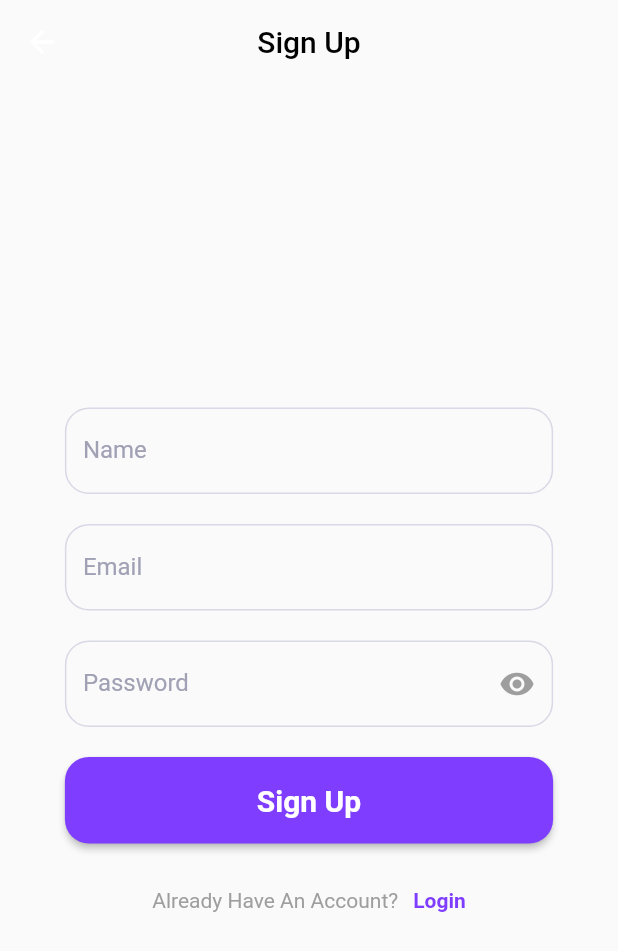
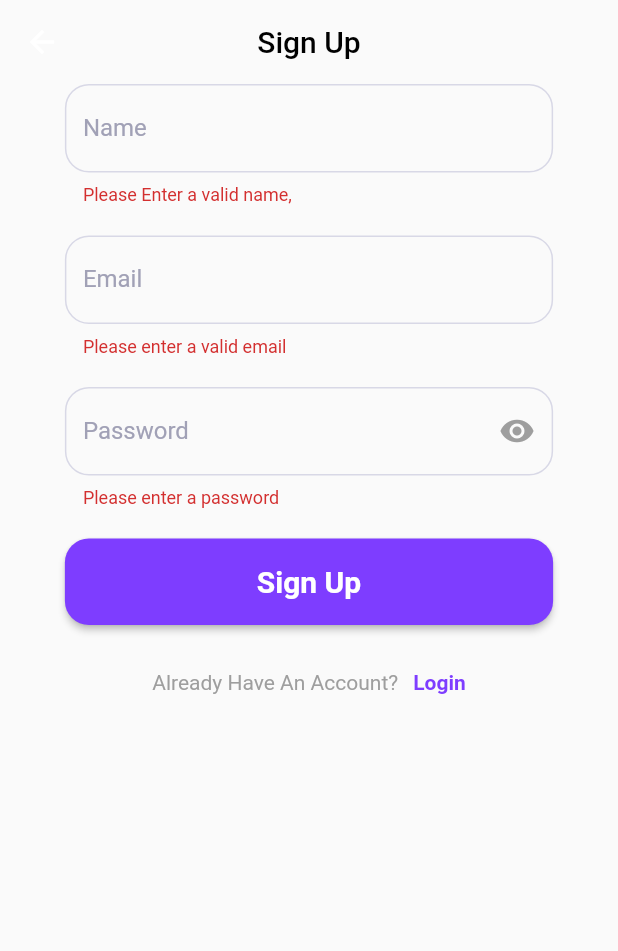
Before and after one commit to rahulsvaz/expense_manager, a Flutter app: the SignUpScreen screen opened directly, after a tap on "Sign Up", on a phone screen of 412 x 824 dp. Shown: the top 951 px of the screen. Run offline on Flutter 3.47's test engine with Material 2 defaults, Android fonts, the phone set to English and light mode, and no system bars; our stand-ins replace get.

Commit message:
validator added

```diff
--- a/lib/main.dart
+++ b/lib/main.dart
@@ -3,7 +3,7 @@ import 'package:flutter/material.dart';
 import 'package:get/get_navigation/get_navigation.dart';
 
 void main() {
-  runApp(MyApp());
+  runApp(const MyApp());
 }
 
 class MyApp extends StatelessWidget {
--- a/lib/view/screens/sign_up_screen.dart
+++ b/lib/view/screens/sign_up_screen.dart
@@ -1,17 +1,20 @@
 import 'package:expense_manager/viewModel/constants/colors/colors.dart';
 import 'package:expense_manager/viewModel/constants/methods/textStyle.dart';
 import 'package:expense_manager/viewModel/controllers/textfieldController.dart';
+import 'package:expense_manager/viewModel/constants/methods/validators.dart';
 import 'package:expense_manager/viewModel/widgets/login_sign_up_button.dart';
 import 'package:expense_manager/viewModel/widgets/size.dart';
 import 'package:expense_manager/viewModel/widgets/text_form_field.dart';
 import 'package:flutter/material.dart';
 import 'package:get/get.dart';
+import 'package:get/get_connect/http/src/utils/utils.dart';
 
 class SignUpScreen extends StatelessWidget {
   const SignUpScreen({super.key});
 
   @override
   Widget build(BuildContext context) {
+    final formKey = GlobalKey<FormState>();
     final TextfieldController surffixController =
         Get.put(TextfieldController());
     return Scaffold(
@@ -24,24 +27,30 @@ class SignUpScreen extends StatelessWidget {
           backgroundColor: Colors.transparent,
           elevation: 0,
         ),
-        body: Column(
+        body: SingleChildScrollView(
+          child: Form(
+            key: formKey,
+            child: Column(
               mainAxisAlignment: MainAxisAlignment.center,
               crossAxisAlignment: CrossAxisAlignment.center,
               children: [
                 const Center(
                   child: UserTextfield(
+                    validator: nameValidator,
                     obscureText: false,
                     label: 'Name',
                   ),
                 ),
                 const Height20(),
                 const UserTextfield(
+                  validator: emailValidator,
                   obscureText: false,
                   label: 'Email',
                 ),
                 const Height20(),
                 Obx(
                   () => UserTextfield(
+                    validator: passwordValidator,
                     obscureText: surffixController.isObscured.value,
                     label: 'Password',
                     surffix: IconButton(
@@ -58,7 +67,12 @@ class SignUpScreen extends StatelessWidget {
                 ),
                 const Height20(),
                 LoginSignUpButton(
-                onPressed: () {},
+                    onPressed: () {
+                      if (formKey.currentState!.validate()) {
+                        Get.snackbar('user created', 'done');
+
+                      }
+                    },
                     label: 'Sign Up',
                     buttonTextColor: Pallete.white,
                     backgroundColor: Pallete.buttonColor),
@@ -84,6 +98,8 @@ class SignUpScreen extends StatelessWidget {
                   ),
                 )
               ],
+            ),
+          ),
         ));
   }
 }
--- a/lib/view/screens/start_up_screen.dart
+++ b/lib/view/screens/start_up_screen.dart
@@ -4,7 +4,6 @@ import 'package:expense_manager/viewModel/widgets/size.dart';
 import 'package:expense_manager/viewModel/widgets/login_sign_up_button.dart';
 import 'package:expense_manager/viewModel/constants/colors/colors.dart';
 import 'package:flutter/material.dart';
-import 'package:get/get_navigation/get_navigation.dart';
 import 'package:get/route_manager.dart';
 
 class StartUpScreen extends StatefulWidget {
@@ -47,6 +46,7 @@ class _StartUpScreenState extends State<StartUpScreen> {
               LoginSignUpButton(
                 onPressed: () {
                   Get.to(const LoginScreen());
+
                 },
                 label: 'Login',
                 buttonTextColor: Pallete.white,
--- a/lib/viewModel/constants/methods/textStyle.dart
+++ b/lib/viewModel/constants/methods/textStyle.dart
@@ -10,3 +10,9 @@ TextStyle haveAccountStyle() => const TextStyle(color: Pallete.grey);
     return const TextStyle(
                     color: Pallete.purple, fontWeight: FontWeight.bold);
   }
+
+
+  TextStyle forgotPasswordStyle() {
+    return const TextStyle(fontSize: 17,
+                    fontWeight: FontWeight.bold, color: Pallete.purple);
+  }
--- /dev/null
+++ b/lib/viewModel/constants/methods/validators.dart
@@ -0,0 +1,56 @@
+String? ageValidator(String? value) {
+  if (value == null || value.isEmpty) {
+    return 'Please enter correct age';
+  }
+  return null;
+}
+
+String? nameValidator(String? value) {
+  if (value == null || value.isEmpty) {
+    return 'Please Enter a valid name,';
+  }
+  return null;
+}
+
+String? batchValidator(String? value) {
+  if (value == null || value.isEmpty) {
+    return ('Please enter a valid batch');
+  }
+  return null;
+}
+
+String? placeValidator(String? value) {
+  if (value == null || value.isEmpty) {
+    return 'Please enter correct details';
+  }
+  return null;
+}
+
+String? passwordValidator(String? value) {
+  if (value == null || value.isEmpty) {
+    return 'Please enter a password';
+  }
+
+  if (value.length < 8) {
+    return 'Password must be at least 8 characters long';
+  }
+  return null;
+}
+
+String? phoneValidator(String? value) {
+  if (value == null || value.isEmpty) {
+    return 'Please enter a phone number';
+  }
+
+  if (!RegExp(r'^\d{10}$').hasMatch(value)) {
+    return 'Please enter a valid 10-digit phone number';
+  }
+  return null;
+}
+
+String? emailValidator(String? value) {
+  if (!RegExp(r'^[\w-\.]+@([\w-]+\.)+[\w-]{2,4}$').hasMatch(value!)) {
+    return 'Please enter a valid email';
+  }
+  return null;
+}
--- a/lib/viewModel/widgets/text_form_field.dart
+++ b/lib/viewModel/widgets/text_form_field.dart
@@ -8,16 +8,23 @@ class UserTextfield extends StatelessWidget {
   final String? label;
   final bool obscureText;
   final IconButton? surffix;
+  final String? Function(String?)? validator;
+
   const UserTextfield(
-      {super.key, this.label, required this.obscureText, this.surffix});
+      {super.key,
+      this.label,
+      required this.obscureText,
+      this.surffix,
+      required this.validator});
 
   @override
   Widget build(BuildContext context) {
     return Container(
       decoration: const BoxDecoration(),
       width: Get.width * 0.79,
-      height: Get.height * 0.07,
+
       child: TextFormField(
+        validator: validator,
         style: const TextStyle(color: Pallete.textFieldColor),
         obscureText: obscureText,
         cursorColor: Colors.grey,
@@ -27,6 +34,7 @@ class UserTextfield extends StatelessWidget {
               label.toString(),
               style: const TextStyle(color: Pallete.hintTextColor),
             ),
+            focusedErrorBorder: borderDecoration(),
             errorBorder: borderDecoration(),
             enabledBorder: borderDecoration(),
             focusedBorder: borderDecoration()),
```
Also changed, not shown: lib/view/screens/login_screen.dart (+22 -4 lines), 1 other file. Lines whose indentation alone changed are shown as unchanged.
